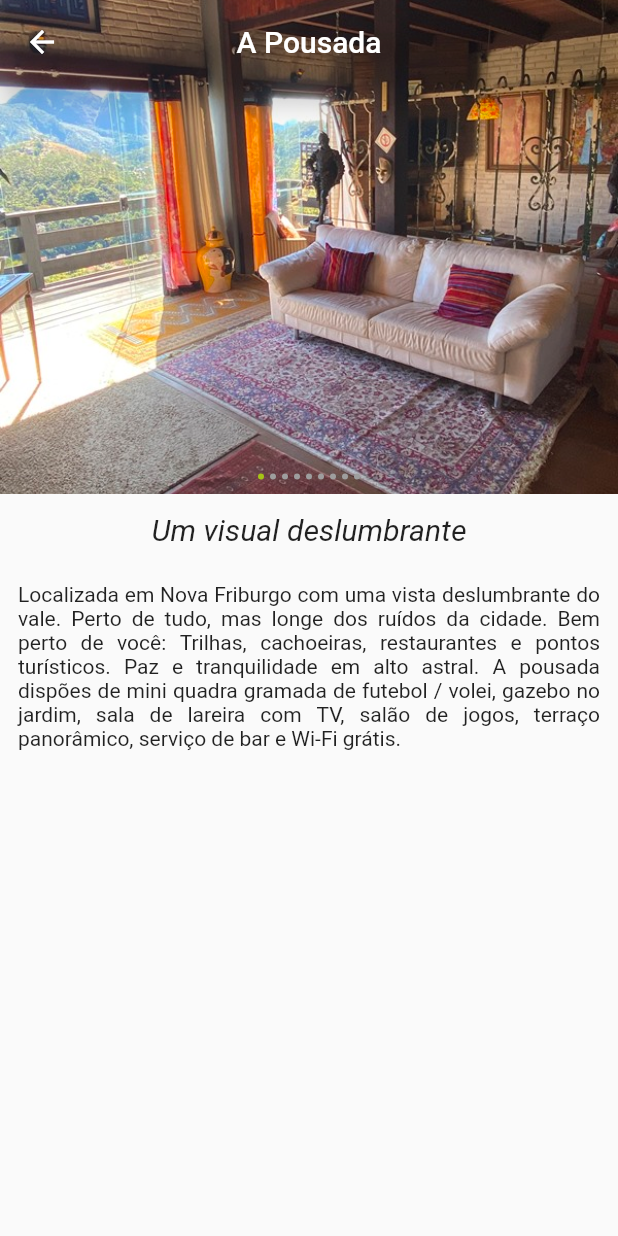
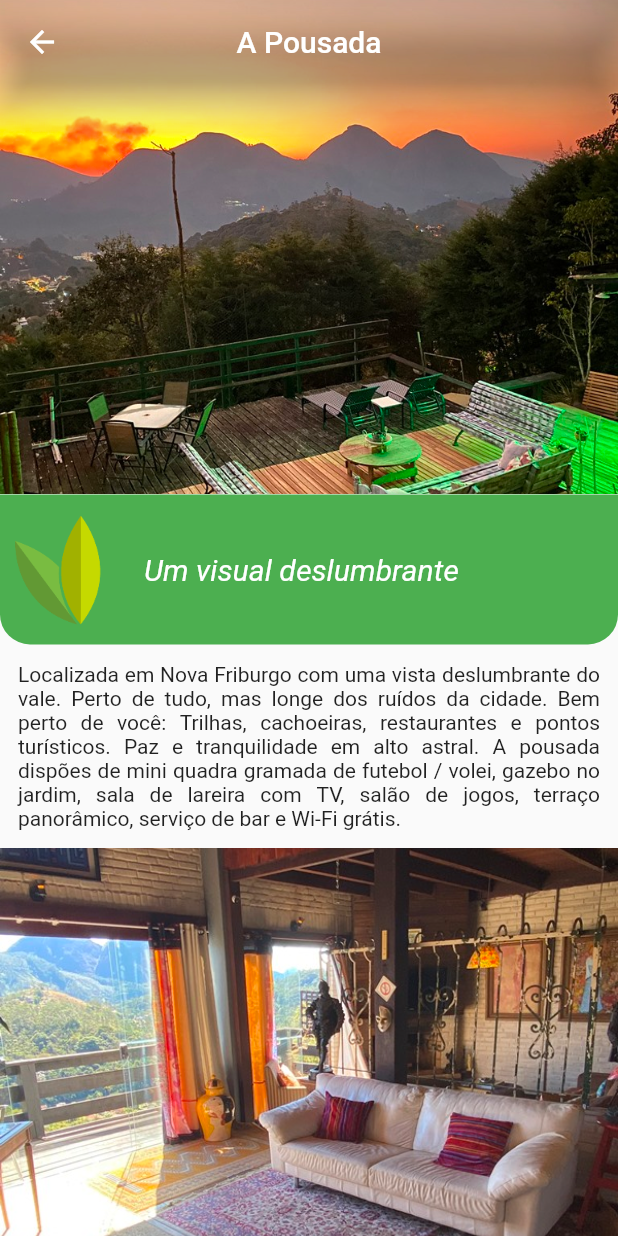
Before and after one commit to mattostiago/vdf, a Flutter app: the Pousada screen opened directly, on a phone screen of 412 x 824 dp. Run offline on Flutter 3.47's test engine with Material 2 defaults, Android fonts, the phone set to English and light mode, and no system bars; drawn by our look-alikes of flutter_image_slideshow; our stand-ins replace carousel_slider; statements that could not run were skipped.

Commit message:
Alterações na página da pousada.

```diff
--- a/lib/source/screens/pousada.dart
+++ b/lib/source/screens/pousada.dart
@@ -27,26 +27,54 @@ class _PousadaState extends State<Pousada> {
       ),
       body: Column(
         children: [
-          ImageSlideshow(
-              indicatorColor: cor1,
-              onPageChanged: (value) {
-                //debugPrint('Page changed: $value');
-              },
-              height: MediaQuery.of(context).size.height * 0.4,
-              indicatorRadius: 2,
-              autoPlayInterval: 3000,
-              isLoop: true,
-              children: dados.pegarSlideSobre()),
           Expanded(
             child: SingleChildScrollView(
               child: Column(
                 children: [
+                  Stack(
+                    children: [
+                      Container(
+                        height: MediaQuery.of(context).size.height * 0.4,
+                        decoration: const BoxDecoration(
+                          image: DecorationImage(
+                            image:
+                                AssetImage("assets/pousada/por-do-sol-2.jpg"),
+                            fit: BoxFit.cover,
+                          ),
+                        ),
+                        //child:
+                      ),
+                    ],
+                  ),
                   Container(
-                    padding: const EdgeInsets.all(12),
-                    child: Text(
-                      dados.tituloSobre,
-                      style: const TextStyle(
-                          fontSize: 20, fontStyle: FontStyle.italic),
+                    height: 100,
+                    decoration: const BoxDecoration(
+                      color: Colors.green,
+                      borderRadius: BorderRadius.only(
+                        bottomLeft: Radius.circular(20),
+                        bottomRight: Radius.circular(20),
+                      ),
+                    ),
+                    child: Row(
+                      children: [
+                        Container(
+                          padding: const EdgeInsets.only(left: 4, top: 4),
+                          child: Image.asset(
+                            "assets/Logo-v-160.png",
+                            scale: 2,
+                          ),
+                        ),
+                        Container(
+                          padding: const EdgeInsets.all(12),
+                          child: Text(
+                            dados.tituloSobre,
+                            style: const TextStyle(
+                                fontSize: 20,
+                                fontStyle: FontStyle.italic,
+                                color: Colors.white),
+                          ),
+                        ),
+                      ],
                     ),
                   ),
                   Container(
@@ -56,6 +84,16 @@ class _PousadaState extends State<Pousada> {
                       textAlign: TextAlign.justify,
                     ),
                   ),
+                  ImageSlideshow(
+                      indicatorColor: cor1,
+                      onPageChanged: (value) {
+                        //debugPrint('Page changed: $value');
+                      },
+                      height: MediaQuery.of(context).size.height * 0.4,
+                      indicatorRadius: 2,
+                      autoPlayInterval: 3000,
+                      isLoop: true,
+                      children: dados.pegarSlideSobre()),
                 ],
               ),
             ),
```
